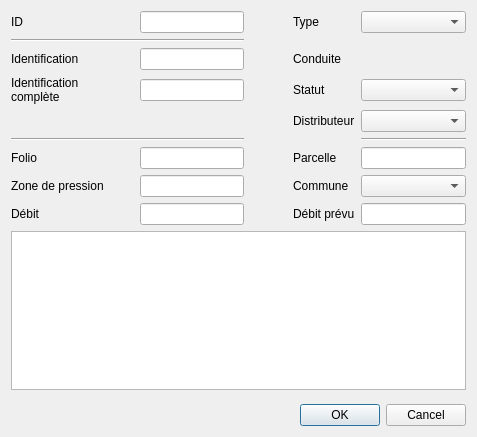
Old version of the form qgis-project/ui_forms/subscriber.ui in the repository qwat/QWAT.
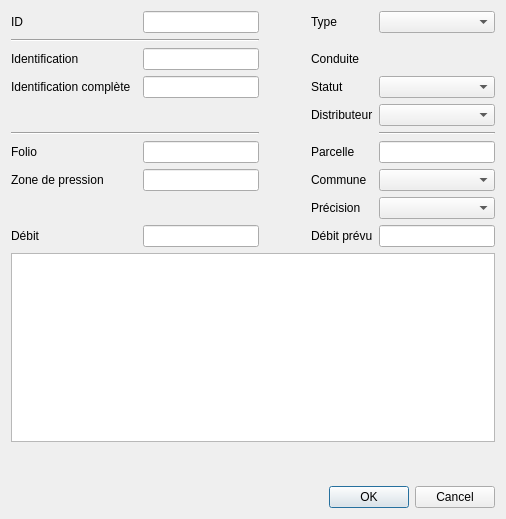
New version of the form. Custom widgets are drawn as their Qt base class.

Commit message: add precision to subscriber form

The edit to the form file:
```diff
--- a/qgis-project/ui_forms/subscriber.ui
+++ b/qgis-project/ui_forms/subscriber.ui
@@ -6,8 +6,8 @@
    <rect>
     <x>0</x>
     <y>0</y>
-    <width>477</width>
-    <height>437</height>
+    <width>506</width>
+    <height>519</height>
    </rect>
   </property>
   <property name="windowTitle">
@@ -217,6 +217,16 @@
      </property>
     </widget>
    </item>
+   <item row="12" column="4">
+    <widget class="QLabel" name="label_14">
+     <property name="text">
+      <string>Précision</string>
+     </property>
+    </widget>
+   </item>
+   <item row="12" column="5">
+    <widget class="QComboBox" name="fk_precision"/>
+   </item>
   </layout>
  </widget>
  <customwidgets>
```
